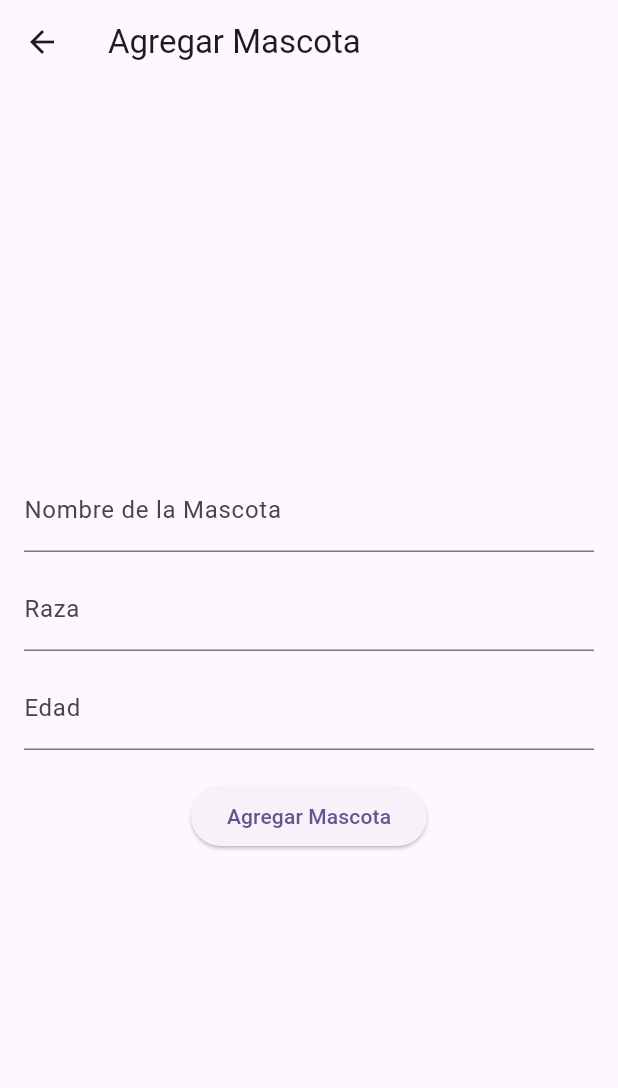
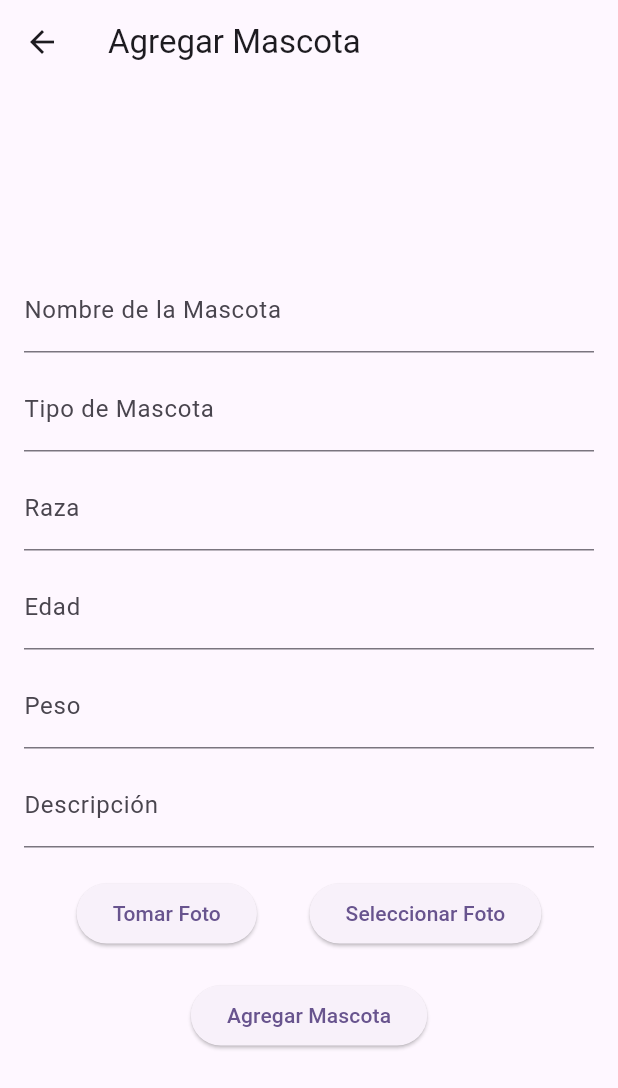
Before and after one commit to yojanz22/App_Animales, a Flutter app: the AgregarMascotaPage screen opened directly, after a tap on "Agregar Mascota", on a phone screen of 412 x 824 dp. Shown: the top 1088 px of the screen. Run offline on Flutter 3.47's test engine with Material 3 defaults, Android fonts, the phone set to English and light mode, and no system bars; our stand-ins replace cloud_firestore, firebase_auth, firebase_core, firebase_storage, geolocator, google_maps_flutter and 2 more; accounts and stored records are empty.

Commit message:
agregar fotos a agregar aniamles

```diff
--- a/lib/AgregarMascota.dart
+++ b/lib/AgregarMascota.dart
@@ -1,6 +1,9 @@
+import 'dart:io';
 import 'package:flutter/material.dart';
 import 'package:cloud_firestore/cloud_firestore.dart';
 import 'package:firebase_auth/firebase_auth.dart';
+import 'package:image_picker/image_picker.dart';
+import 'package:firebase_storage/firebase_storage.dart' as firebase_storage;
 
 class AgregarMascotaPage extends StatefulWidget {
   @override
@@ -10,40 +13,93 @@ class AgregarMascotaPage extends StatefulWidget {
 class _AgregarMascotaPageState extends State<AgregarMascotaPage> {
   final TextEditingController _nombreMascotaController =
       TextEditingController();
+  final TextEditingController _tipoMascotaController = TextEditingController();
   final TextEditingController _razaController = TextEditingController();
   final TextEditingController _edadController = TextEditingController();
+  final TextEditingController _pesoController = TextEditingController();
+  final TextEditingController _descripcionController = TextEditingController();
 
   final FirebaseFirestore _firestore = FirebaseFirestore.instance;
   final FirebaseAuth _auth = FirebaseAuth.instance;
 
+  final _formKey = GlobalKey<FormState>();
+  final ImagePicker _imagePicker = ImagePicker();
+
+  String?
+      _imagePath; // Variable para almacenar la ruta de la imagen seleccionada
+
   Future<void> _agregarMascota() async {
     try {
+      // Validar el formulario
+      if (_formKey.currentState?.validate() ?? false) {
         // Obtener al usuario actual
         User? currentUser = _auth.currentUser;
 
         if (currentUser != null) {
-        // Obtener datos del usuario actual desde la base de datos
-        DocumentSnapshot userData =
-            await _firestore.collection('usuarios').doc(currentUser.uid).get();
-
           // Obtener el ID del usuario actual
           String userId = currentUser.uid;
 
-        // Agregar mascota a la base de datos
+          // Subir imagen a Firebase Storage y obtener la URL
+          String imageUrl = await _subirImagen(userId);
+
+          // Agregar mascota a la base de datos con la URL de la imagen
           await _firestore.collection('mascotas').add({
             'nombre': _nombreMascotaController.text,
+            'tipo': _tipoMascotaController.text,
             'raza': _razaController.text,
             'edad': _edadController.text,
+            'peso': _pesoController.text,
+            'descripcion': _descripcionController.text,
             'idUsuario': userId,
+            'imagen': imageUrl,
             // Otros campos de la mascota...
           });
 
           // Mensaje de confirmación
           print('Mascota agregada con éxito.');
         }
+      }
     } catch (e) {
       // Manejo de errores
       print('Error al agregar la mascota: $e');
+    }
+  }
+
+  Future<String> _subirImagen(String userId) async {
+    try {
+      // Obtener referencia al storage
+      firebase_storage.Reference storageReference = firebase_storage
+          .FirebaseStorage.instance
+          .ref()
+          .child('imagenes_mascotas')
+          .child('$userId/${DateTime.now().millisecondsSinceEpoch}.jpg');
+
+      // Subir la imagen
+      await storageReference.putFile(File(_imagePath!));
+
+      // Obtener la URL de la imagen
+      String imageUrl = await storageReference.getDownloadURL();
+
+      return imageUrl;
+    } catch (e) {
+      // Manejo de errores
+      print('Error al subir la imagen: $e');
+      return '';
+    }
+  }
+
+  Future<void> _tomarFoto() async {
+    try {
+      final XFile? pickedFile =
+          await _imagePicker.pickImage(source: ImageSource.camera);
+
+      if (pickedFile != null) {
+        setState(() {
+          _imagePath = pickedFile.path;
+        });
+      }
+    } catch (e) {
+      print('Error al tomar la foto: $e');
     }
   }
 
@@ -55,12 +111,19 @@ class _AgregarMascotaPageState extends State<AgregarMascotaPage> {
       ),
       body: Padding(
         padding: const EdgeInsets.all(16.0),
+        child: Form(
+          key: _formKey,
           child: Column(
             mainAxisAlignment: MainAxisAlignment.center,
             children: [
               TextFormField(
                 controller: _nombreMascotaController,
                 decoration: InputDecoration(labelText: 'Nombre de la Mascota'),
+              ),
+              SizedBox(height: 10),
+              TextFormField(
+                controller: _tipoMascotaController,
+                decoration: InputDecoration(labelText: 'Tipo de Mascota'),
               ),
               SizedBox(height: 10),
               TextFormField(
@@ -72,6 +135,35 @@ class _AgregarMascotaPageState extends State<AgregarMascotaPage> {
                 controller: _edadController,
                 decoration: InputDecoration(labelText: 'Edad'),
               ),
+              SizedBox(height: 10),
+              TextFormField(
+                controller: _pesoController,
+                decoration: InputDecoration(labelText: 'Peso'),
+              ),
+              SizedBox(height: 10),
+              TextFormField(
+                controller: _descripcionController,
+                decoration: InputDecoration(labelText: 'Descripción'),
+              ),
+              SizedBox(height: 20),
+              // Botones para tomar y seleccionar fotos
+              Row(
+                mainAxisAlignment: MainAxisAlignment.spaceEvenly,
+                children: [
+                  ElevatedButton(
+                    onPressed: () async {
+                      await _tomarFoto();
+                    },
+                    child: Text('Tomar Foto'),
+                  ),
+                  ElevatedButton(
+                    onPressed: () async {
+                      // Lógica para seleccionar la foto
+                    },
+                    child: Text('Seleccionar Foto'),
+                  ),
+                ],
+              ),
               SizedBox(height: 20),
               ElevatedButton(
                 onPressed: _agregarMascota,
@@ -80,6 +172,7 @@ class _AgregarMascotaPageState extends State<AgregarMascotaPage> {
             ],
           ),
         ),
+      ),
     );
   }
 }
--- a/pubspec.yaml
+++ b/pubspec.yaml
@@ -39,6 +39,8 @@ dependencies:
   firebase_analytics: ^10.7.2
   google_sign_in: ^6.1.6
   flutter_facebook_auth: ^6.0.3
+  image_picker: ^1.0.4
+  firebase_storage: ^11.5.3
 
 
   #Google Maps
```
Also changed, not shown: pubspec.lock, 5 other files. Lines whose indentation alone changed are shown as unchanged.
